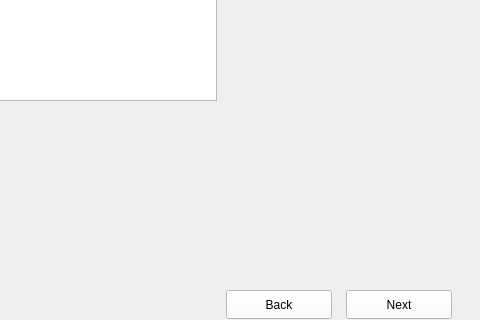
Above: UI_design/LoginUI_Design/Instruction_Window.ui from ApplyKCL/SNYProject before the change; both pictures show x 544 to 1024 and y 280 to 600 of the 1024 by 600 pixel window. Below: the same form after it.
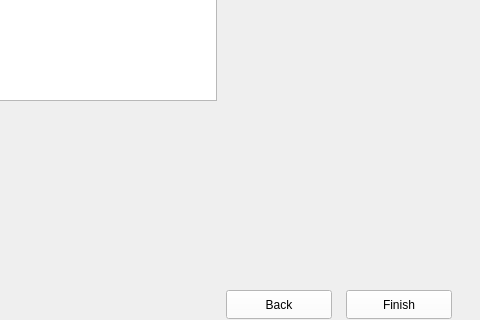
That is the form after the change. The open tabs and pages were chosen to show the change. Icons and pictures are not drawn.

Commit message: Finishing UI window part

What changed in the file:
```diff
--- a/UI_design/LoginUI_Design/Instruction_Window.ui
+++ b/UI_design/LoginUI_Design/Instruction_Window.ui
@@ -6805,7 +6805,7 @@
 }</string>
         </property>
         <property name="text">
-         <string>Next</string>
+         <string>Finish</string>
         </property>
        </widget>
        <widget class="QLineEdit" name="ScratchDiceElements3_Dates_3">
```
Left out of the diff: 182 changed lines with no effect on the pictures. The commit also changes 7 other files.
